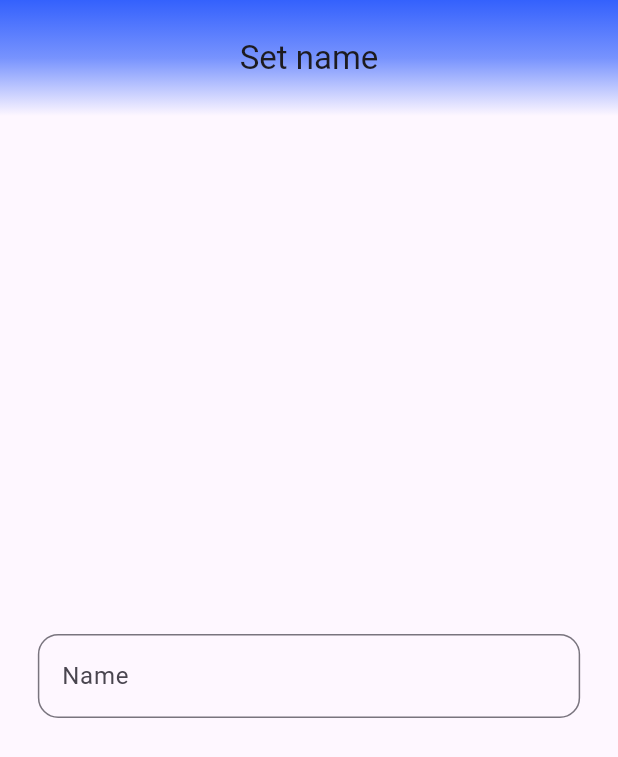
After one commit to DgknDogan/TodoApp, a Flutter app: the SetNamePage screen opened by its route, on a phone screen of 412 x 824 dp. The commit adds this screen. Shown: the top 757 px of the screen. Run offline on Flutter 3.47's test engine with Material 3 defaults, Android fonts, the phone set to English and light mode, and no system bars; our stand-ins replace another_flushbar, auto_route, bloc, cloud_firestore, email_validator, firebase_auth and 12 more; accounts and stored records are empty; generated files the repository leaves out were written again; network calls fail.

Commit message:
Bug fix and minor improvements

```diff
--- a/lib/features/auth/cubit/login_cubit.dart
+++ b/lib/features/auth/cubit/login_cubit.dart
@@ -41,6 +41,11 @@ class LoginCubit extends Cubit<LoginState> {
       );
 
       await _auth.signInWithCredential(cred);
+      if (_auth.currentUser != null) {
+        _firestore.collection("User").doc(_auth.currentUser!.uid).update(
+          {"isActive": true},
+        );
+      }
 
       final querySnapshot = await _firestore.collection("User").get();
 
--- a/lib/features/auth/cubit/register_cubit.dart
+++ b/lib/features/auth/cubit/register_cubit.dart
@@ -45,6 +45,11 @@ class RegisterCubit extends Cubit<RegisterState> {
       );
 
       await _auth.signInWithCredential(cred);
+      if (_auth.currentUser != null) {
+        _firestore.collection("User").doc(_auth.currentUser!.uid).update(
+          {"isActive": true},
+        );
+      }
 
       final querySnapshot = await _firestore.collection("User").get();
 
--- /dev/null
+++ b/lib/features/auth/pages/set_name_page.dart
@@ -0,0 +1,111 @@
+import 'package:auto_route/auto_route.dart';
+import 'package:firebase_demo/features/user/cubit/home_cubit.dart';
+import 'package:firebase_demo/features/user/widgets/flushbars.dart';
+import 'package:firebase_demo/routes/app_router.gr.dart';
+import 'package:flutter/material.dart';
+import 'package:flutter_bloc/flutter_bloc.dart';
+import 'package:flutter_hooks/flutter_hooks.dart';
+import 'package:flutter_screenutil/flutter_screenutil.dart';
+
+final GlobalKey<FormState> _nameFormKey = GlobalKey<FormState>();
+
+@RoutePage()
+class SetNamePage extends StatefulHookWidget {
+  const SetNamePage({super.key});
+
+  @override
+  State<SetNamePage> createState() => _SetNamePageState();
+}
+
+class _SetNamePageState extends State<SetNamePage> {
+  @override
+  Widget build(BuildContext context) {
+    final nameController = useTextEditingController();
+    return Scaffold(
+      appBar: AppBar(
+        leading: const SizedBox(),
+        toolbarHeight: 80.h,
+        centerTitle: true,
+        title: const Text("Set name"),
+        flexibleSpace: Container(
+          decoration: const BoxDecoration(
+            gradient: LinearGradient(
+              begin: Alignment.topCenter,
+              end: Alignment.bottomCenter,
+              colors: <Color>[
+                Color(0xff3461FD),
+                Color(0xAA3461FD),
+                Color(0x003461FD),
+              ],
+            ),
+          ),
+        ),
+      ),
+      body: BlocBuilder<HomeCubit, HomeState>(
+        builder: (context, state) {
+          return Container(
+            margin: EdgeInsets.symmetric(horizontal: 24.w),
+            child: Column(
+              mainAxisAlignment: MainAxisAlignment.center,
+              children: [
+                Form(
+                  key: _nameFormKey,
+                  child: TextFormField(
+                    controller: nameController,
+                    validator: (value) {
+                      if (value!.length < 2) {
+                        return "Please enter a valid name";
+                      } else {
+                        return null;
+                      }
+                    },
+                    onChanged: (value) {
+                      setState(() {});
+                    },
+                    decoration: InputDecoration(
+                      suffixIcon: context
+                              .watch<HomeCubit>()
+                              .isTextFieldChanged(nameController)
+                          ? IconButton(
+                              onPressed: () {
+                                if (_nameFormKey.currentState!.validate()) {
+                                  context
+                                      .read<HomeCubit>()
+                                      .saveName(nameController.text.trim());
+                                  successFlushbar("Saving name").show(context);
+                                  Future.delayed(
+                                    const Duration(seconds: 2),
+                                    () {
+                                      context.router.push(const InitialRoute());
+                                      nameController.clear();
+                                    },
+                                  );
+                                }
+                              },
+                              icon: const Icon(
+                                Icons.check_box,
+                                color: Colors.green,
+                              ),
+                            )
+                          : const SizedBox(),
+                      hintText: "Name",
+                      border: OutlineInputBorder(
+                        borderRadius: BorderRadius.all(
+                          Radius.circular(14.r),
+                        ),
+                      ),
+                      focusedBorder: OutlineInputBorder(
+                        borderSide: const BorderSide(color: Color(0xff3461FD)),
+                        borderRadius: BorderRadius.circular(14.r),
+                      ),
+                    ),
+                  ),
+                )
+              ],
+            ),
+          );
+        },
+      ),
+    );
+  }
+}
--- a/lib/features/auth/cubit/profile_state.dart
+++ b/lib/features/user/cubit/profile_state.dart
@@ -5,12 +5,14 @@ class ProfileState {
   final String surname;
   final String phoneNumber;
   final List<UserModel> friendReqList;
+  final bool isFriendshipListLoading;
 
   ProfileState({
     required this.name,
     required this.surname,
     required this.phoneNumber,
     required this.friendReqList,
+    required this.isFriendshipListLoading,
   });
 
   ProfileState copyWith({
@@ -18,12 +20,15 @@ class ProfileState {
     String? surname,
     String? phoneNumber,
     List<UserModel>? friendReqList,
+    bool? isFriendshipListLoading,
   }) {
     return ProfileState(
       name: name ?? this.name,
       surname: surname ?? this.surname,
       phoneNumber: phoneNumber ?? this.phoneNumber,
       friendReqList: friendReqList ?? this.friendReqList,
+      isFriendshipListLoading:
+          isFriendshipListLoading ?? this.isFriendshipListLoading,
     );
   }
 }
--- a/lib/features/user/cubit/social_cubit.dart
+++ b/lib/features/user/cubit/social_cubit.dart
@@ -28,7 +28,7 @@ class FriendCubit extends Cubit<SocialState> {
 
     final List<UserModel> suggestedList = [];
     for (var user in usersList) {
-      if (user.name!.toLowerCase().contains(name)) {
+      if (user.name!.toLowerCase().contains(name.toLowerCase())) {
         suggestedList.add(user);
       }
     }
@@ -54,7 +54,7 @@ class FriendCubit extends Cubit<SocialState> {
 
     final List<UserModel> suggestedList = [];
     for (var user in usersList) {
-      if (user.name!.toLowerCase().contains(search)) {
+      if (user.name!.toLowerCase().contains(search.toLowerCase())) {
         suggestedList.add(user);
       }
     }
--- a/lib/routes/app_router.dart
+++ b/lib/routes/app_router.dart
@@ -10,6 +10,10 @@ class AppRouter extends $AppRouter {
         AutoRoute(page: CreateAccountRoute.page),
         AutoRoute(page: LoginRoute.page),
         AutoRoute(page: ForgotPasswordRoute.page),
+        CustomRoute(
+          page: SetNameRoute.page,
+          transitionsBuilder: TransitionsBuilders.fadeIn,
+        ),
         CustomRoute(
           page: MessagesInitialRoute.page,
           transitionsBuilder: TransitionsBuilders.fadeIn,
```
Also changed, not shown: lib/features/auth/pages/create_acoount_page.dart (+9 -4 lines), lib/features/auth/pages/login_page.dart (+7 -1 lines), lib/features/user/cubit/friend_profile_cubit.dart (+9 -2 lines), lib/features/user/cubit/home_cubit.dart (+35 -9 lines), lib/features/user/cubit/message_cubit.dart (+29 -20 lines), lib/features/user/cubit/profile_cubit.dart (renamed from lib/features/auth/cubit/profile_cubit.dart, +9 -4 lines), lib/features/user/pages/home_page.dart (+20 -1 lines), lib/features/user/pages/message_page.dart (+9 -20 lines), lib/features/user/pages/profile_page.dart (+19 -5 lines), lib/features/user/widgets/flushbars.dart (+1 -7 lines), lib/routes/app_router.gr.dart.
